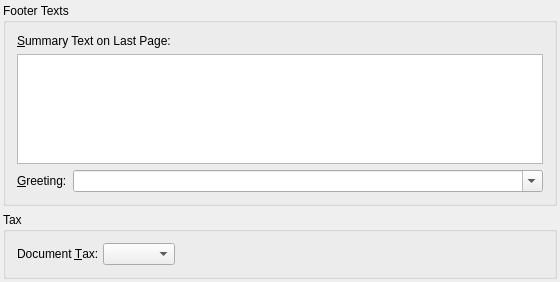
Qt form src/docfooter.ui (dragotin/kraft) before a commit.
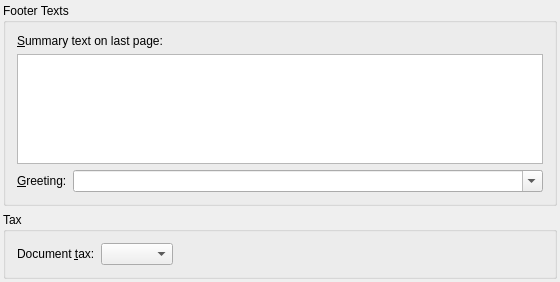
The same form after that commit.

Patch:
```diff
--- a/src/docfooter.ui
+++ b/src/docfooter.ui
@@ -39,7 +39,7 @@
       <item>
        <widget class="QLabel" name="textLabel8_2">
         <property name="text">
-         <string>&amp;Summary Text on Last Page:</string>
+         <string>&amp;Summary text on last page:</string>
         </property>
         <property name="wordWrap">
          <bool>false</bool>
@@ -97,7 +97,7 @@
       <item>
        <widget class="QLabel" name="textLabel1_2">
         <property name="text">
-         <string>Document &amp;Tax:</string>
+         <string>Document &amp;tax:</string>
         </property>
         <property name="wordWrap">
          <bool>false</bool>
```
